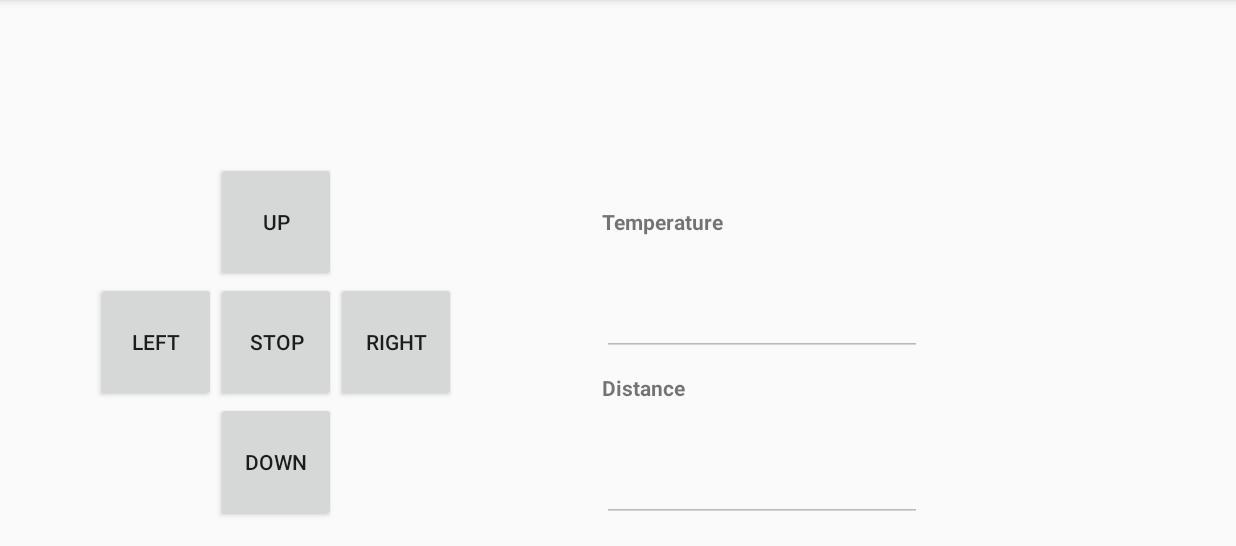
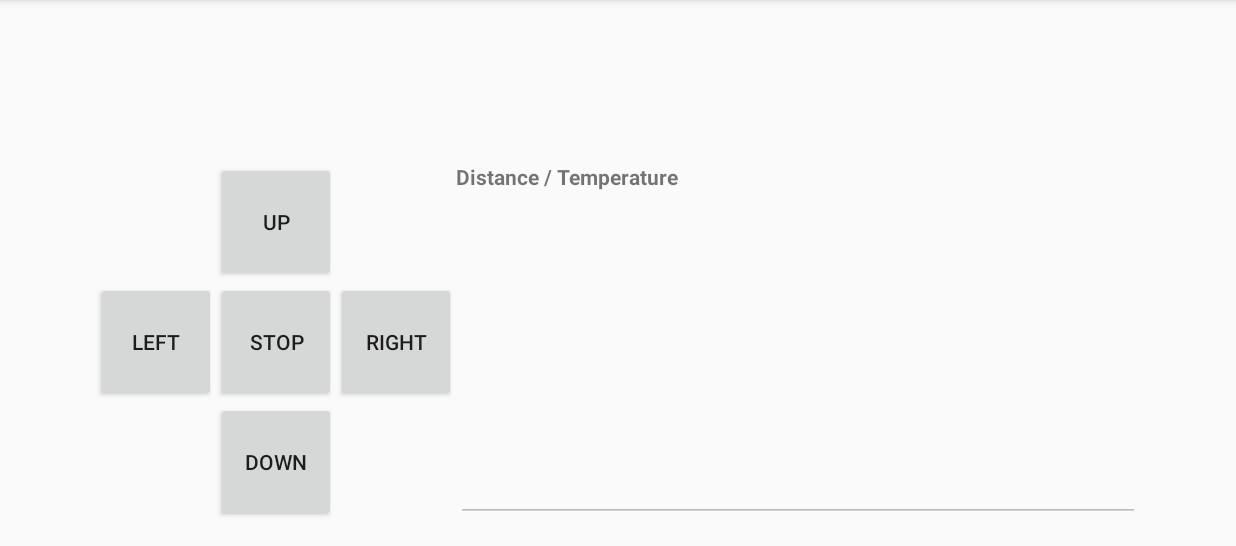
Before and after one commit to MacgyverPT/Arduino-RC_Car, an Android app: the screen it shows after launch (MainActivity), on a phone screen of 824 x 412 dp (held sideways), the part 72-618 px from its top. Run offline under Robolectric (Android 15) with nearby library versions, the phone set to English and light mode, and no system bars; 4 statements that could not run were skipped.

Commit message:
Updates Arduino e Android

```diff
--- a/Applications/Android/app/build.gradle
+++ b/Applications/Android/app/build.gradle
@@ -23,4 +23,5 @@ dependencies {
     compile fileTree(dir: 'libs', include: ['*.jar'])
     testCompile 'junit:junit:4.12'
     compile 'com.android.support:appcompat-v7:23.1.1'
+    compile 'com.google.android.gms:play-services-appindexing:8.1.0'
 }
--- a/Applications/Android/app/src/main/AndroidManifest.xml
+++ b/Applications/Android/app/src/main/AndroidManifest.xml
@@ -20,6 +20,11 @@
                 <category android:name="android.intent.category.LAUNCHER" />
             </intent-filter>
         </activity>
+        <!-- ATTENTION: This was auto-generated to add Google Play services to your project for
+             App Indexing.  See https://g.co/AppIndexing/AndroidStudio for more information. -->
+        <meta-data
+            android:name="com.google.android.gms.version"
+            android:value="@integer/google_play_services_version"/>
     </application>
 
 </manifest>
--- a/Applications/Android/app/src/main/java/rccar/android/MainActivity.java
+++ b/Applications/Android/app/src/main/java/rccar/android/MainActivity.java
@@ -3,8 +3,11 @@ package rccar.android;
 import android.bluetooth.BluetoothAdapter;
 import android.bluetooth.BluetoothDevice;
 import android.bluetooth.BluetoothSocket;
+import android.content.Context;
 import android.content.Intent;
 import android.drm.DrmStore;
+import android.net.Uri;
+import android.os.Environment;
 import android.support.v7.app.AppCompatActivity;
 import android.os.Bundle;
 import android.util.Log;
@@ -16,6 +19,13 @@ import android.widget.Button;
 import android.widget.EditText;
 import android.widget.Toast;
 
+import com.google.android.gms.appindexing.Action;
+import com.google.android.gms.appindexing.AppIndex;
+import com.google.android.gms.common.api.GoogleApiClient;
+
+import java.io.File;
+import java.io.FileNotFoundException;
+import java.io.FileOutputStream;
 import java.io.IOException;
 import java.io.OutputStream;
 import java.util.UUID;
@@ -24,10 +34,9 @@ public class MainActivity extends AppCompatActivity {
 
     private static final String TAG = "RC Car Controller";
 
-    Button btnUp, btnDown, btnLeft, btnRight, btnStop;
-    EditText edtxtTemp, edtxtDst;
-    MenuItem menuLedsOn, menuLedsOff, menuSaveTemperatureData, menuSaveDistanceData,
-             menuBuzzer, menuSpeedMax, menuSpeedMin;
+    public Button btnUp, btnDown, btnLeft, btnRight, btnStop;
+    public EditText edtTxtDataFromArduino;
+    public MenuItem menuLedsOn, menuLedsOff, menuSaveData, menuBuzzer, menuExit;
 
     private static final int REQUEST_ENABLE_BT = 1;
     private BluetoothAdapter btAdapter = null;
@@ -40,15 +49,22 @@ public class MainActivity extends AppCompatActivity {
     // Insert your bluetooth devices MAC address
     private static String address = "20:15:10:12:51:65";
 
+    // Directory to save the file
+    public String path = Environment.getExternalStorageDirectory().getAbsolutePath() + "/Downaload";
+    /**
+     * ATTENTION: This was auto-generated to implement the App Indexing API.
+     * See https://g.co/AppIndexing/AndroidStudio for more information.
+     */
+    private GoogleApiClient client;
 
 
-
-    /* Called when the activity is first created. */
-    @Override
     protected void onCreate(Bundle savedInstanceState) {
         super.onCreate(savedInstanceState);
         Log.d(TAG, "In onCreate()");
         setContentView(R.layout.activity_main);
+
+        File dir = new File(path);
+        dir.mkdirs();
 
         //create all items on screen (buttons, menu items, edit text, etc
         createButtons();
@@ -59,6 +75,9 @@ public class MainActivity extends AppCompatActivity {
 
         //car movement
         rcCarMove();
+        // ATTENTION: This was auto-generated to implement the App Indexing API.
+        // See https://g.co/AppIndexing/AndroidStudio for more information.
+        client = new GoogleApiClient.Builder(this).addApi(AppIndex.API).build();
     }
 
 
@@ -121,7 +140,7 @@ public class MainActivity extends AppCompatActivity {
             }
         }
 
-        try     {
+        try {
             btSocket.close();
         } catch (IOException e2) {
             errorExit("Fatal Error", "In onPause() and failed to close socket." + e2.getMessage() + ".");
@@ -142,7 +161,7 @@ public class MainActivity extends AppCompatActivity {
     */
     private void checkBTState() {
         // Emulator doesn't support Bluetooth and will return null
-        if(btAdapter==null) {
+        if (btAdapter == null) {
             errorExit("Fatal Error", "Bluetooth Not supported. Aborting.");
         } else {
             if (btAdapter.isEnabled()) {
@@ -165,9 +184,10 @@ public class MainActivity extends AppCompatActivity {
         } catch (IOException e) {
             String msg = "In onResume() and an exception occurred during write: " + e.getMessage();
             //if (address.equals("00:00:00:00:00:00"))
-            if(address.equals(MY_UUID))
+            if (address.equals(MY_UUID)) {
                 msg = msg + ".\n\nUpdate your server address from " + MY_UUID.toString() + " to the correct address on line 37 in the java code";
-            msg = msg +  ".\n\nCheck that the SPP UUID: " + MY_UUID.toString() + " exists on server.\n\n";
+            }
+            msg = msg + ".\n\nCheck that the SPP UUID: " + MY_UUID.toString() + " exists on server.\n\n";
 
             errorExit("Fatal Error", msg);
         }
@@ -179,34 +199,30 @@ public class MainActivity extends AppCompatActivity {
         btnLeft = (Button) findViewById(R.id.btnLeft);
         btnRight = (Button) findViewById(R.id.btnRight);
         btnStop = (Button) findViewById(R.id.btnStop);
-        edtxtTemp = (EditText) findViewById(R.id.edtTxtTemperatura);
-        edtxtDst = (EditText) findViewById(R.id.edtTxtDistancia);
+        edtTxtDataFromArduino = (EditText) findViewById(R.id.edtTxtDataFromArduino);
         menuLedsOn = (MenuItem) findViewById(R.id.menuLedsOn);
         menuLedsOff = (MenuItem) findViewById(R.id.menuLedsOff);
-        menuSaveTemperatureData = (MenuItem) findViewById(R.id.menuSaveTemperature);
-        menuSaveDistanceData = (MenuItem) findViewById(R.id.menuSaveDistance);
         menuBuzzer = (MenuItem) findViewById(R.id.menuBuzzer);
-        menuSpeedMax = (MenuItem) findViewById(R.id.menuSpeedMax);
-        menuSpeedMin = (MenuItem) findViewById(R.id.menuSpeedMin);
+        menuSaveData = (MenuItem) findViewById(R.id.menuSaveData);
+        menuExit = (MenuItem) findViewById(R.id.menuExit);
 
-        edtxtDst.setEnabled(false);
-        edtxtTemp.setEnabled(false);
+        edtTxtDataFromArduino.setEnabled(false);
     }
 
 
     // ==================== MENUS ==================
 
-    public boolean onCreateOptionsMenu(Menu menu){
+    public boolean onCreateOptionsMenu(Menu menu) {
         MenuInflater inflater = getMenuInflater();
 
         inflater.inflate(R.menu.menu_main, menu);
         return true;
     }
 
-    public boolean onOptionsItemSelected(MenuItem item){
+    public boolean onOptionsItemSelected(MenuItem item) {
         int id = item.getItemId();
 
-        switch(id){
+        switch (id) {
             case R.id.menuBuzzer:
                 //Toast.makeText(getApplicationContext(), "Buzzer", Toast.LENGTH_SHORT).show(); //Delete this line
                 buzzerBuzz();
@@ -220,8 +236,8 @@ public class MainActivity extends AppCompatActivity {
                 ledsOff();
                 break;
 
-            case R.id.menuSaveDistance:
-                menuSaveDistanceToFile();
+            case R.id.menuSaveData:
+                menuSaveDataToFile();
                 break;
         }
 
@@ -230,26 +246,37 @@ public class MainActivity extends AppCompatActivity {
     }
 
 
-
-
     // ==================== ACTIONS FOR MENUS ===============
-    private void buzzerBuzz(){
+    private void buzzerBuzz() {
         sendData("9");
     }
 
-    private void ledsOn(){
+    private void ledsOn() {
         sendData("6");
     }
 
-    private void ledsOff(){
+    private void ledsOff() {
         sendData("7");
     }
 
 
-    private void menuSaveDistanceToFile(){
+    private void menuSaveDataToFile() {
 
     }
 
+
+
+    /*
+    * Check's if external storage is available for read and write
+    * */
+    public boolean isExternalStorageWritable() {
+        String state = Environment.getExternalStorageState();
+        if (Environment.MEDIA_MOUNTED.equals(state)) {
+            return true;
+        }
+
+        return false;
+    }
 
 
     // ==================== MOVEMENT ===============
@@ -262,16 +289,17 @@ public class MainActivity extends AppCompatActivity {
         moveRight();
         moveStop();
     }
+
     /*
     *Move RC Car to FORWARD
     * */
-    public void moveForward(){
+    public void moveForward() {
         btnUp.setOnClickListener(new View.OnClickListener() {
             public void onClick(View v) {
                 sendData("1");
                 //Toast msg = Toast.makeText(getBaseContext(), "You have clicked MOVER FRENTE", Toast.LENGTH_SHORT);
                 //msg.show();
-                edtxtDst.append("FRENTE\n"); //apagar
+                edtTxtDataFromArduino.append("FRENTE\n"); //apagar
             }
         });
     }
@@ -279,13 +307,13 @@ public class MainActivity extends AppCompatActivity {
     /*
     *Move RC Car to BACKWARD
     * */
-    public void moveBackward(){
+    public void moveBackward() {
         btnDown.setOnClickListener(new View.OnClickListener() {
             public void onClick(View v) {
                 sendData("2");
                 //Toast msg = Toast.makeText(getBaseContext(), "You have clicked MOVER TRAS", Toast.LENGTH_SHORT);
                 //msg.show();
-                edtxtDst.append("TRAS\n"); //apagar
+                edtTxtDataFromArduino.append("TRAS\n"); //apagar
             }
         });
     }
@@ -293,13 +321,13 @@ public class MainActivity extends AppCompatActivity {
     /*
     *Move RC Car to LEFT
     * */
-    public void moveLeft(){
+    public void moveLeft() {
         btnLeft.setOnClickListener(new View.OnClickListener() {
             public void onClick(View v) {
                 sendData("3");
                 //Toast msg = Toast.makeText(getBaseContext(), "You have clicked MOVER ESQUERDA", Toast.LENGTH_SHORT);
                 //msg.show();
-                edtxtDst.append("ESQUERDA\n"); //apagar
+                edtTxtDataFromArduino.append("ESQUERDA\n"); //apagar
             }
         });
     }
@@ -307,13 +335,13 @@ public class MainActivity extends AppCompatActivity {
     /*
     *Move RC Car to RIGHT
     * */
-    public void moveRight(){
+    public void moveRight() {
         btnRight.setOnClickListener(new View.OnClickListener() {
             public void onClick(View v) {
                 sendData("4");
                 //Toast msg = Toast.makeText(getBaseContext(), "You have clicked MOVER DIREITA", Toast.LENGTH_SHORT);
                 //msg.show();
-                edtxtDst.append("DIREITA\n"); //apagar
+                edtTxtDataFromArduino.append("DIREITA\n"); //apagar
             }
         });
     }
@@ -321,16 +349,55 @@ public class MainActivity extends AppCompatActivity {
     /*
     *Move RC Car to STOP
     * */
-    public void moveStop(){
+    public void moveStop() {
         btnStop.setOnClickListener(new View.OnClickListener() {
             public void onClick(View v) {
                 sendData("5");
                 //Toast msg = Toast.makeText(getBaseContext(), "You have clicked STOP", Toast.LENGTH_SHORT);
                 //msg.show();
-                edtxtDst.append("STOP\n"); //apagar
+                edtTxtDataFromArduino.append("STOP\n"); //apagar
             }
         });
     }
 
 
+    @Override
+    public void onStart() {
+        super.onStart();
+
+        // ATTENTION: This was auto-generated to implement the App Indexing API.
+        // See https://g.co/AppIndexing/AndroidStudio for more information.
+        client.connect();
+        Action viewAction = Action.newAction(
+                Action.TYPE_VIEW, // TODO: choose an action type.
+                "Main Page", // TODO: Define a title for the content shown.
+                // TODO: If you have web page content that matches this app activity's content,
+                // make sure this auto-generated web page URL is correct.
+                // Otherwise, set the URL to null.
+                Uri.parse("http://host/path"),
+                // TODO: Make sure this auto-generated app deep link URI is correct.
+                Uri.parse("android-app://rccar.android/http/host/path")
+        );
+        AppIndex.AppIndexApi.start(client, viewAction);
+    }
+
+    @Override
+    public void onStop() {
+        super.onStop();
+
+        // ATTENTION: This was auto-generated to implement the App Indexing API.
+        // See https://g.co/AppIndexing/AndroidStudio for more information.
+        Action viewAction = Action.newAction(
+                Action.TYPE_VIEW, // TODO: choose an action type.
+                "Main Page", // TODO: Define a title for the content shown.
+                // TODO: If you have web page content that matches this app activity's content,
+                // make sure this auto-generated web page URL is correct.
+                // Otherwise, set the URL to null.
+                Uri.parse("http://host/path"),
+                // TODO: Make sure this auto-generated app deep link URI is correct.
+                Uri.parse("android-app://rccar.android/http/host/path")
+        );
+        AppIndex.AppIndexApi.end(client, viewAction);
+        client.disconnect();
+    }
 }
--- a/Applications/Android/app/src/main/res/layout/activity_main.xml
+++ b/Applications/Android/app/src/main/res/layout/activity_main.xml
@@ -54,39 +54,21 @@
         android:id="@+id/txtViewTemperatura"
         android:layout_width="wrap_content"
         android:layout_height="wrap_content"
-        android:text="@string/temperature"
+        android:text="@string/temperatureDistanceText"
         android:textStyle="bold"
-        android:layout_marginStart="97dp"
-        android:layout_alignBaseline="@+id/btnUp"
-        android:layout_alignBottom="@+id/btnUp"
-        android:layout_toEndOf="@+id/btnRight" />
-
-
-    <TextView
-        android:id="@+id/txViewDistancia"
-        android:layout_width="wrap_content"
-        android:layout_height="wrap_content"
-        android:text="@string/distance"
-        android:textStyle="bold"
-        android:layout_alignBottom="@+id/btnRight"
-        android:layout_alignStart="@+id/txtViewTemperatura"/>
+        android:layout_alignTop="@+id/btnUp"
+        android:layout_alignStart="@+id/edtTxtDataFromArduino"/>
 
     <EditText
-        android:id="@+id/edtTxtTemperatura"
+        android:id="@+id/edtTxtDataFromArduino"
         android:layout_width="wrap_content"
         android:layout_height="80dp"
         android:inputType="textMultiLine"
         android:ems="10"
         android:layout_below="@+id/txtViewTemperatura"
-        android:layout_alignStart="@+id/txtViewTemperatura" />
+        android:layout_alignBottom="@+id/btnDown"
+        android:layout_alignParentEnd="true"
+        android:layout_toEndOf="@+id/btnRight"/>
 
-    <EditText
-        android:id="@+id/edtTxtDistancia"
-        android:layout_width="wrap_content"
-        android:layout_height="80dp"
-        android:inputType="textMultiLine"
-        android:ems="10"
-        android:layout_below="@+id/txViewDistancia"
-        android:layout_alignStart="@+id/txViewDistancia" />
 
 </RelativeLayout>
--- a/Applications/Android/app/src/main/res/menu/menu_main.xml
+++ b/Applications/Android/app/src/main/res/menu/menu_main.xml
@@ -23,24 +23,29 @@
 
 
         <!--SaveData-->
-        <item android:title="@string/saveData">
+        <item android:id="@+id/menuSaveData"
+              android:title="@string/saveData"/>
+        <!--<item android:title="@string/saveData">
             <menu>
-                <item android:id="@+id/menuSaveTemperature"
-                      android:title="@string/saveTemperature"/>
+
                 <item android:id="@+id/menuSaveDistance"
                       android:title="@string/saveDistance"/>
             </menu>
-        </item>
+        </item>-->
 
         <!--Velocity-->
-        <item android:title="@string/speed">
+        <!--<item android:title="@string/speed">
             <menu>
                 <item android:id="@+id/menuSpeedMax"
                       android:title="@string/speedMax"/>
                 <item android:id="@+id/menuSpeedMin"
                       android:title="@string/speedMin"/>
             </menu>
-        </item>
+        </item>-->
+
+        <!--SaveData-->
+        <item android:id="@+id/menuExit"
+              android:title="@string/menuExit"/>
 
 
     </item>
--- a/Applications/Android/app/src/main/res/values/strings.xml
+++ b/Applications/Android/app/src/main/res/values/strings.xml
@@ -5,17 +5,13 @@
     <string name="ledsON">LED ON</string>
     <string name="ledsOFF">LED OFF</string>
     <string name="saveData">Save Data</string>
-    <string name="saveTemperature">Save Temperature Data</string>
-    <string name="saveDistance">Save Distance Data</string>
     <string name="buzzer">Buzzer</string>
     <string name="up">UP</string>
     <string name="left">Left</string>
     <string name="down">Down</string>
     <string name="right">Right</string>
     <string name="stop">STOP</string>
-    <string name="temperature">Temperature</string>
-    <string name="speedMax">Speed: FULL</string>
-    <string name="speedMin">Speed: SLOW</string>
-    <string name="distance">Distance</string>
     <string name="speed">Speed</string>
+    <string name="temperatureDistanceText">Distance / Temperature</string>
+    <string name="menuExit">Exit</string>
 </resources>
```
Also changed, not shown: 2 other files.
